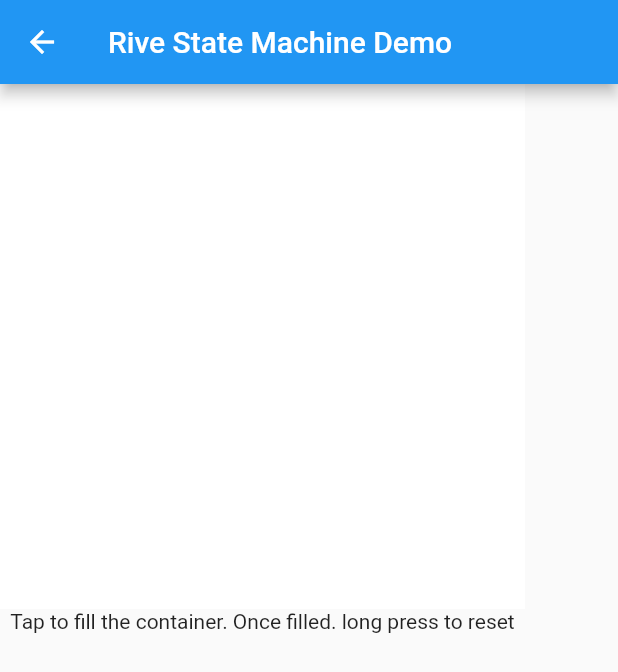
After one commit to momin-mostafa/rive_demo_with_flutter, a Flutter app: the StateMachineDemoNumber screen opened directly, on a phone screen of 412 x 824 dp. The commit adds this screen. Shown: the top 672 px of the screen. Run offline on Flutter 3.47's test engine with Material 2 defaults, Android fonts, the phone set to English and light mode, and no system bars; our stand-ins replace rive; statements that could not run were skipped.

Commit message:
state machine work done

```diff
--- a/lib/main.dart
+++ b/lib/main.dart
@@ -1,5 +1,5 @@
 import 'package:flutter/material.dart';
-import 'package:rive_demo/splash_screen.dart';
+import 'package:rive_demo/only_touch_screen.dart';
 
 void main() {
   runApp(const MyApp());
@@ -25,7 +25,7 @@ class MyApp extends StatelessWidget {
         // is not restarted.
         primarySwatch: Colors.blue,
       ),
-      home: const SplashScreen(),
+      home: const TapAnimationScreen(),
     );
   }
 }
--- /dev/null
+++ b/lib/state_machine_demo.dart
@@ -0,0 +1,86 @@
+import 'package:flutter/material.dart';
+import 'package:flutter/services.dart';
+import 'package:rive/rive.dart';
+
+class StateMachineDemoNumber extends StatefulWidget {
+  const StateMachineDemoNumber({super.key});
+
+  @override
+  State<StateMachineDemoNumber> createState() => _StateMachineDemoNumberState();
+}
+
+class _StateMachineDemoNumberState extends State<StateMachineDemoNumber> {
+  bool get isPlaying => _controller?.isActive ?? false;
+
+  String riveFileName = 'asset/skill_slider.riv';
+
+  Artboard? _riveArtBoard;
+  StateMachineController? _controller;
+  SMIInput<double>? input;
+
+  @override
+  void initState() {
+    super.initState();
+    rootBundle.load(riveFileName).then((value) {
+      final file = RiveFile.import(value);
+      final artboard = file.mainArtboard;
+      var controller =
+          StateMachineController.fromArtboard(artboard, "State Machine 1");
+      if (controller != null) {
+        artboard.addController(controller);
+        input = controller.findInput('state');
+      }
+
+      setState(() => _riveArtBoard = artboard);
+    });
+  }
+
+  @override
+  Widget build(BuildContext context) {
+    return Scaffold(
+      appBar: AppBar(
+        title: const Text('Rive State Machine Demo'),
+      ),
+      body: SafeArea(
+        child: Column(
+          children: [
+            Container(
+              height: 350,
+              width: 350,
+              color: Colors.red,
+              child: animation(),
+            ),
+            const Text(
+                "Tap to fill the container. Once filled. long press to reset"),
+          ],
+        ),
+      ),
+    );
+  }
+
+  animation() {
+    return GestureDetector(
+      onTap: () {
+        if (input != null) {
+          input!.value++;
+        }
+      },
+      onLongPress: () {
+        if (input != null) {
+          input!.value = 0;
+        }
+      },
+      child: Container(
+        color: Colors.white,
+
+        child: _riveArtBoard == null
+            ? Container()
+            : Rive(
+                fit: BoxFit.fill,
+                artboard: _riveArtBoard!,
+              ),
+        // child: Rive(artboard: artboard),
+      ),
+    );
+  }
+}
--- a/pubspec.yaml
+++ b/pubspec.yaml
@@ -63,6 +63,7 @@ flutter:
   # To add assets to your application, add an assets section, like this:
   assets:
     - asset/star_animation.riv
+    - asset/skill_slider.riv
   #   - images/a_dot_ham.jpeg
 
   # An image asset can refer to one or more resolution-specific "variants", see
```
Also changed, not shown: lib/music_player_page.dart (deleted, +0 -19 lines), lib/only_touch_screen.dart (+10 -0 lines), lib/splash_screen.dart (deleted, +0 -57 lines), 1 other file.
